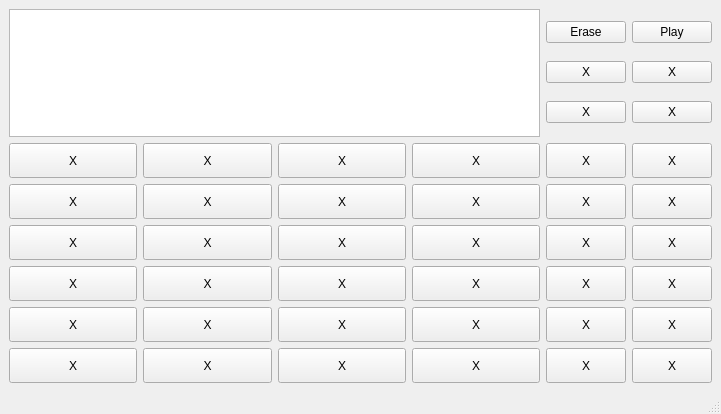
This is GUI.ui in katrindaet/ChallengePetra2022 as Qt 5 draws it before an edit. The edited form follows.
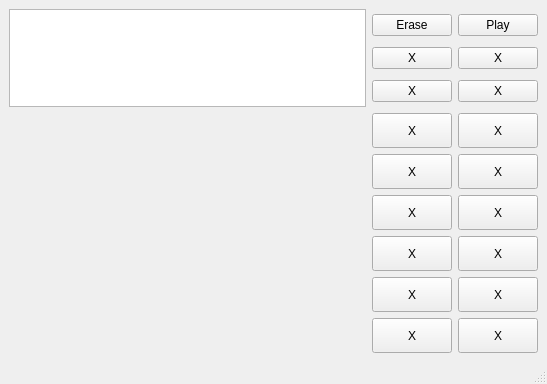
This is the edited form.

```diff
--- a/GUI.ui
+++ b/GUI.ui
@@ -6,8 +6,8 @@
    <rect>
     <x>0</x>
     <y>0</y>
-    <width>721</width>
-    <height>414</height>
+    <width>547</width>
+    <height>384</height>
    </rect>
   </property>
   <property name="windowTitle">
@@ -24,374 +24,6 @@
       </property>
      </widget>
     </item>
-    <item row="0" column="1">
-     <layout class="QGridLayout" name="gridLayout_3">
-      <item row="0" column="0">
-       <widget class="QPushButton" name="Setting2">
-        <property name="text">
-         <string>Erase</string>
-        </property>
-       </widget>
-      </item>
-      <item row="0" column="1">
-       <widget class="QPushButton" name="Setting3">
-        <property name="text">
-         <string>Play</string>
-        </property>
-       </widget>
-      </item>
-      <item row="1" column="0">
-       <widget class="QPushButton" name="Setting5">
-        <property name="text">
-         <string>X</string>
-        </property>
-       </widget>
-      </item>
-      <item row="1" column="1">
-       <widget class="QPushButton" name="Setting4">
-        <property name="text">
-         <string>X</string>
-        </property>
-       </widget>
-      </item>
-      <item row="2" column="0">
-       <widget class="QPushButton" name="Setting1">
-        <property name="text">
-         <string>X</string>
-        </property>
-       </widget>
-      </item>
-      <item row="2" column="1">
-       <widget class="QPushButton" name="Setting6">
-        <property name="text">
-         <string>X</string>
-        </property>
-       </widget>
-      </item>
-     </layout>
-    </item>
-    <item row="1" column="0">
-     <layout class="QGridLayout" name="gridLayout">
-      <item row="1" column="0">
-       <widget class="QPushButton" name="Suggestion21">
-        <property name="minimumSize">
-         <size>
-          <width>0</width>
-          <height>35</height>
-         </size>
-        </property>
-        <property name="text">
-         <string>X</string>
-        </property>
-       </widget>
-      </item>
-      <item row="1" column="1">
-       <widget class="QPushButton" name="Suggestion22">
-        <property name="minimumSize">
-         <size>
-          <width>0</width>
-          <height>35</height>
-         </size>
-        </property>
-        <property name="text">
-         <string>X</string>
-        </property>
-       </widget>
-      </item>
-      <item row="1" column="2">
-       <widget class="QPushButton" name="Suggestion23">
-        <property name="minimumSize">
-         <size>
-          <width>0</width>
-          <height>35</height>
-         </size>
-        </property>
-        <property name="text">
-         <string>X</string>
-        </property>
-       </widget>
-      </item>
-      <item row="2" column="0">
-       <widget class="QPushButton" name="Suggestion31">
-        <property name="minimumSize">
-         <size>
-          <width>0</width>
-          <height>35</height>
-         </size>
-        </property>
-        <property name="text">
-         <string>X</string>
-        </property>
-       </widget>
-      </item>
-      <item row="1" column="3">
-       <widget class="QPushButton" name="Suggestion24">
-        <property name="minimumSize">
-         <size>
-          <width>0</width>
-          <height>35</height>
-         </size>
-        </property>
-        <property name="text">
-         <string>X</string>
-        </property>
-       </widget>
-      </item>
-      <item row="2" column="3">
-       <widget class="QPushButton" name="Suggestion34">
-        <property name="minimumSize">
-         <size>
-          <width>0</width>
-          <height>35</height>
-         </size>
-        </property>
-        <property name="text">
-         <string>X</string>
-        </property>
-       </widget>
-      </item>
-      <item row="2" column="1">
-       <widget class="QPushButton" name="Suggestion32">
-        <property name="minimumSize">
-         <size>
-          <width>0</width>
-          <height>35</height>
-         </size>
-        </property>
-        <property name="text">
-         <string>X</string>
-        </property>
-       </widget>
-      </item>
-      <item row="2" column="2">
-       <widget class="QPushButton" name="Suggestion33">
-        <property name="minimumSize">
-         <size>
-          <width>0</width>
-          <height>35</height>
-         </size>
-        </property>
-        <property name="text">
-         <string>X</string>
-        </property>
-       </widget>
-      </item>
-      <item row="3" column="2">
-       <widget class="QPushButton" name="Suggestion43">
-        <property name="minimumSize">
-         <size>
-          <width>0</width>
-          <height>35</height>
-         </size>
-        </property>
-        <property name="text">
-         <string>X</string>
-        </property>
-       </widget>
-      </item>
-      <item row="3" column="0">
-       <widget class="QPushButton" name="Suggestion41">
-        <property name="minimumSize">
-         <size>
-          <width>0</width>
-          <height>35</height>
-         </size>
-        </property>
-        <property name="text">
-         <string>X</string>
-        </property>
-       </widget>
-      </item>
-      <item row="3" column="1">
-       <widget class="QPushButton" name="Suggestion42">
-        <property name="minimumSize">
-         <size>
-          <width>0</width>
-          <height>35</height>
-         </size>
-        </property>
-        <property name="text">
-         <string>X</string>
-        </property>
-       </widget>
-      </item>
-      <item row="5" column="1">
-       <widget class="QPushButton" name="Suggestion62">
-        <property name="minimumSize">
-         <size>
-          <width>0</width>
-          <height>35</height>
-         </size>
-        </property>
-        <property name="text">
-         <string>X</string>
-        </property>
-       </widget>
-      </item>
-      <item row="3" column="3">
-       <widget class="QPushButton" name="Suggestion44">
-        <property name="minimumSize">
-         <size>
-          <width>0</width>
-          <height>35</height>
-         </size>
-        </property>
-        <property name="text">
-         <string>X</string>
-        </property>
-       </widget>
-      </item>
-      <item row="4" column="3">
-       <widget class="QPushButton" name="Suggestion54">
-        <property name="minimumSize">
-         <size>
-          <width>0</width>
-          <height>35</height>
-         </size>
-        </property>
-        <property name="text">
-         <string>X</string>
-        </property>
-       </widget>
-      </item>
-      <item row="5" column="3">
-       <widget class="QPushButton" name="Suggestion64">
-        <property name="minimumSize">
-         <size>
-          <width>0</width>
-          <height>35</height>
-         </size>
-        </property>
-        <property name="text">
-         <string>X</string>
-        </property>
-       </widget>
-      </item>
-      <item row="4" column="0">
-       <widget class="QPushButton" name="Suggestion51">
-        <property name="minimumSize">
-         <size>
-          <width>0</width>
-          <height>35</height>
-         </size>
-        </property>
-        <property name="text">
-         <string>X</string>
-        </property>
-       </widget>
-      </item>
-      <item row="4" column="1">
-       <widget class="QPushButton" name="Suggestion52">
-        <property name="minimumSize">
-         <size>
-          <width>0</width>
-          <height>35</height>
-         </size>
-        </property>
-        <property name="text">
-         <string>X</string>
-        </property>
-       </widget>
-      </item>
-      <item row="4" column="2">
-       <widget class="QPushButton" name="Suggestion53">
-        <property name="minimumSize">
-         <size>
-          <width>0</width>
-          <height>35</height>
-         </size>
-        </property>
-        <property name="text">
-         <string>X</string>
-        </property>
-       </widget>
-      </item>
-      <item row="5" column="0">
-       <widget class="QPushButton" name="Suggestion61">
-        <property name="minimumSize">
-         <size>
-          <width>0</width>
-          <height>35</height>
-         </size>
-        </property>
-        <property name="text">
-         <string>X</string>
-        </property>
-       </widget>
-      </item>
-      <item row="5" column="2">
-       <widget class="QPushButton" name="Suggestion63">
-        <property name="minimumSize">
-         <size>
-          <width>0</width>
-          <height>35</height>
-         </size>
-        </property>
-        <property name="text">
-         <string>X</string>
-        </property>
-       </widget>
-      </item>
-      <item row="0" column="2">
-       <widget class="QPushButton" name="Suggestion13">
-        <property name="minimumSize">
-         <size>
-          <width>0</width>
-          <height>35</height>
-         </size>
-        </property>
-        <property name="text">
-         <string>X</string>
-        </property>
-       </widget>
-      </item>
-      <item row="0" column="3">
-       <widget class="QPushButton" name="Suggestion14">
-        <property name="minimumSize">
-         <size>
-          <width>0</width>
-          <height>35</height>
-         </size>
-        </property>
-        <property name="text">
-         <string>X</string>
-        </property>
-       </widget>
-      </item>
-      <item row="0" column="0">
-       <widget class="QPushButton" name="Suggestion11">
-        <property name="minimumSize">
-         <size>
-          <width>0</width>
-          <height>35</height>
-         </size>
-        </property>
-        <property name="text">
-         <string>X</string>
-        </property>
-        <property name="iconSize">
-         <size>
-          <width>25</width>
-          <height>25</height>
-         </size>
-        </property>
-       </widget>
-      </item>
-      <item row="0" column="1">
-       <widget class="QPushButton" name="Suggestion12">
-        <property name="minimumSize">
-         <size>
-          <width>0</width>
-          <height>35</height>
-         </size>
-        </property>
-        <property name="text">
-         <string>X</string>
-        </property>
-       </widget>
-      </item>
-     </layout>
-    </item>
     <item row="1" column="1">
      <layout class="QGridLayout" name="gridLayout_2">
       <item row="0" column="0">
@@ -552,6 +184,55 @@
       </item>
      </layout>
     </item>
+    <item row="0" column="1">
+     <layout class="QGridLayout" name="gridLayout_3">
+      <item row="0" column="0">
+       <widget class="QPushButton" name="Setting2">
+        <property name="text">
+         <string>Erase</string>
+        </property>
+       </widget>
+      </item>
+      <item row="0" column="1">
+       <widget class="QPushButton" name="Setting3">
+        <property name="text">
+         <string>Play</string>
+        </property>
+       </widget>
+      </item>
+      <item row="1" column="0">
+       <widget class="QPushButton" name="Setting5">
+        <property name="text">
+         <string>X</string>
+        </property>
+       </widget>
+      </item>
+      <item row="1" column="1">
+       <widget class="QPushButton" name="Setting4">
+        <property name="text">
+         <string>X</string>
+        </property>
+       </widget>
+      </item>
+      <item row="2" column="0">
+       <widget class="QPushButton" name="Setting1">
+        <property name="text">
+         <string>X</string>
+        </property>
+       </widget>
+      </item>
+      <item row="2" column="1">
+       <widget class="QPushButton" name="Setting6">
+        <property name="text">
+         <string>X</string>
+        </property>
+       </widget>
+      </item>
+     </layout>
+    </item>
+    <item row="1" column="0">
+     <layout class="QGridLayout" name="gridLayout"/>
+    </item>
    </layout>
   </widget>
   <widget class="QMenuBar" name="menubar">
@@ -559,8 +240,8 @@
     <rect>
      <x>0</x>
      <y>0</y>
-     <width>721</width>
-     <height>22</height>
+     <width>547</width>
+     <height>18</height>
     </rect>
    </property>
   </widget>
```
